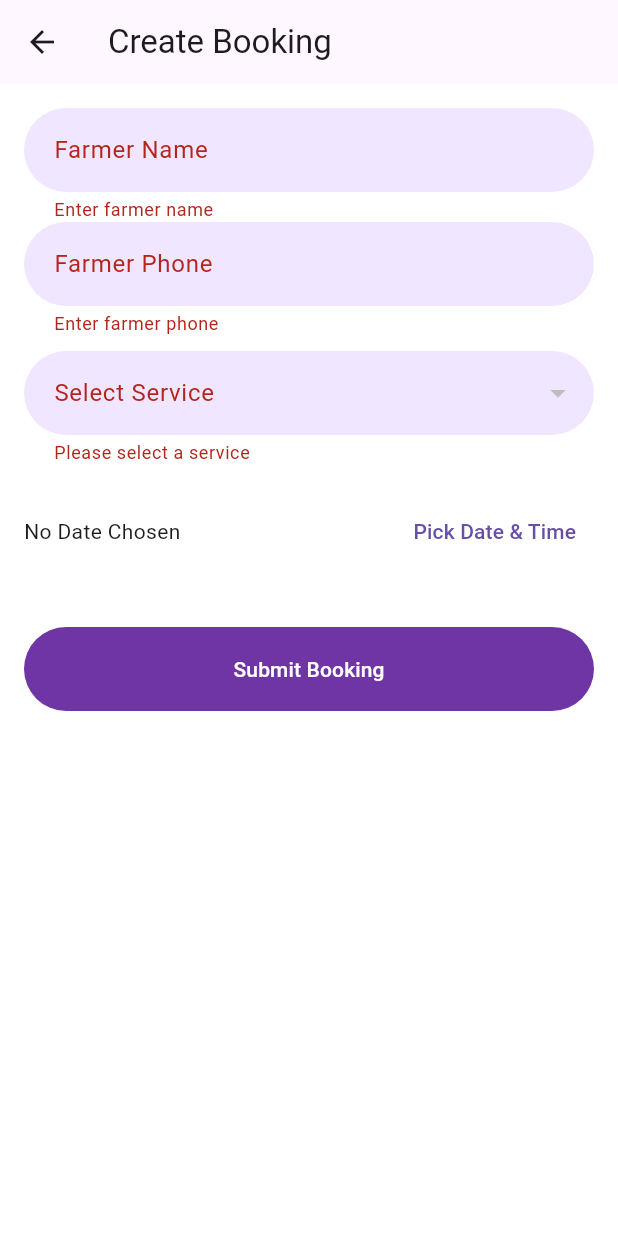
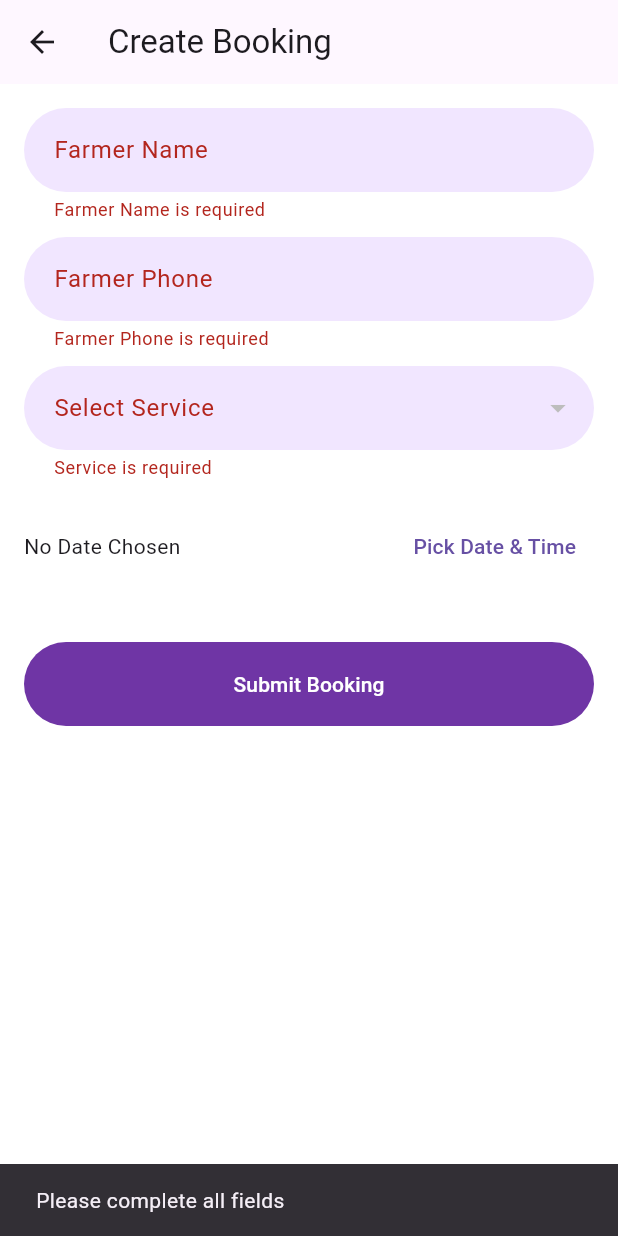
Before and after one commit to itz-govind19/FlutterFrontAppMobile, a Flutter app: the BookingPage screen opened directly, after a tap on "Submit Booking", on a phone screen of 412 x 824 dp. Run offline on Flutter 3.47's test engine with Material 3 defaults, Android fonts, the phone set to English and light mode, and no system bars; our stand-ins replace flutter_dotenv, flutter_svg, jwt_decoder, shared_preferences; missing offline and left inert: flutter_auth; accounts and stored records are empty; network calls fail.

```diff
--- a/myapp/lib/Screens/User/pages/booking_page.dart
+++ b/myapp/lib/Screens/User/pages/booking_page.dart
@@ -18,7 +18,6 @@ class _BookingPageState extends State<BookingPage> {
   // Controllers
   final TextEditingController _farmerNameController = TextEditingController();
   final TextEditingController _farmerPhoneController = TextEditingController();
-
   final TextEditingController _acresController = TextEditingController();
   final TextEditingController _guntasController = TextEditingController();
   final TextEditingController _hoursController = TextEditingController();
@@ -28,13 +27,14 @@ class _BookingPageState extends State<BookingPage> {
 
   DateTime? _expectedDate;
   int? _selectedServiceId;
-  int _vehicleId = 1; // Hardcoded for now
+  int _vehicleId = 1;
 
   List<Map<String, dynamic>> services = [];
-  List<String> _unitTypeOptions = []; // Unit types fetched from DB
+  List<String> _unitTypeOptions = [];
   String? _selectedUnitType;
 
   bool _loading = false;
+  bool _isEdited = false;
 
   @override
   void initState() {
@@ -61,9 +61,8 @@ class _BookingPageState extends State<BookingPage> {
 
       if (rates.isNotEmpty) {
         setState(() {
-          // Populate unit types dynamically
           _unitTypeOptions = rates.map((r) => r.unitType).toSet().toList();
-          _selectedUnitType = null; // Reset selected unit type
+          _selectedUnitType = null;
         });
       }
     } catch (e) {
@@ -76,6 +75,9 @@ class _BookingPageState extends State<BookingPage> {
         _expectedDate == null ||
         _selectedServiceId == null ||
         _selectedUnitType == null) {
+      ScaffoldMessenger.of(context).showSnackBar(
+        const SnackBar(content: Text("Please complete all fields")),
+      );
       return;
     }
 
@@ -101,6 +103,15 @@ class _BookingPageState extends State<BookingPage> {
       ScaffoldMessenger.of(context).showSnackBar(
         const SnackBar(content: Text("Booking created successfully")),
       );
+      _resetForm();
+    } else {
+      ScaffoldMessenger.of(context).showSnackBar(
+        const SnackBar(content: Text("Failed to create booking")),
+      );
+    }
+  }
+
+  void _resetForm() {
     _formKey.currentState!.reset();
     _farmerNameController.clear();
     _farmerPhoneController.clear();
@@ -110,17 +121,14 @@ class _BookingPageState extends State<BookingPage> {
     _minutesController.clear();
     _kmController.clear();
     _meterController.clear();
+
     setState(() {
       _expectedDate = null;
       _selectedServiceId = null;
       _selectedUnitType = null;
       _unitTypeOptions.clear();
+      _isEdited = false;
     });
-    } else {
-      ScaffoldMessenger.of(context).showSnackBar(
-        const SnackBar(content: Text("Failed to create booking")),
-      );
-    }
   }
 
   Future<void> _pickDate(BuildContext context) async {
@@ -147,14 +155,48 @@ class _BookingPageState extends State<BookingPage> {
             pickedTime.hour,
             pickedTime.minute,
           );
+          _isEdited = true;
         });
       }
     }
   }
 
+  Future<bool> _onWillPop() async {
+    if (!_isEdited) return true;
+
+    return await showDialog<bool>(
+      context: context,
+      builder: (context) => AlertDialog(
+        title: const Text("Unsaved Changes"),
+        content: const Text("Are you sure you want to leave? Unsaved data will be lost."),
+        actions: [
+          TextButton(
+            onPressed: () => Navigator.of(context).pop(false),
+            child: const Text("Cancel"),
+          ),
+          TextButton(
+            onPressed: () => Navigator.of(context).pop(true),
+            child: const Text("Leave"),
+          ),
+        ],
+      ),
+    ) ??
+        false;
+  }
+
+  void _markEdited() {
+    if (!_isEdited) {
+      setState(() {
+        _isEdited = true;
+      });
+    }
+  }
+
   @override
   Widget build(BuildContext context) {
-    return Scaffold(
+    return WillPopScope(
+      onWillPop: _onWillPop,
+      child: Scaffold(
         appBar: AppBar(title: const Text("Create Booking")),
         body: _loading
             ? const Center(child: CircularProgressIndicator())
@@ -162,30 +204,22 @@ class _BookingPageState extends State<BookingPage> {
           padding: const EdgeInsets.all(16.0),
           child: Form(
             key: _formKey,
+            onChanged: _markEdited,
             child: ListView(
               children: [
-              // Farmer name
                 TextFormField(
                   controller: _farmerNameController,
-                decoration:
-                const InputDecoration(labelText: "Farmer Name"),
-                validator: (val) =>
-                val!.isEmpty ? "Enter farmer name" : null,
+                  decoration: const InputDecoration(labelText: "Farmer Name"),
+                  validator: (val) => val!.isEmpty ? "Farmer Name is required" : null,
                 ),
-
-              // Farmer phone
+                const SizedBox(height: 10),
                 TextFormField(
                   controller: _farmerPhoneController,
-                decoration:
-                const InputDecoration(labelText: "Farmer Phone"),
+                  decoration: const InputDecoration(labelText: "Farmer Phone"),
                   keyboardType: TextInputType.phone,
-                validator: (val) =>
-                val!.isEmpty ? "Enter farmer phone" : null,
+                  validator: (val) => val!.isEmpty ? "Farmer Phone is required" : null,
                 ),
-
                 const SizedBox(height: 10),
-
-              // Service dropdown
                 DropdownButtonFormField<int>(
                   value: _selectedServiceId,
                   items: services.map((s) {
@@ -203,16 +237,12 @@ class _BookingPageState extends State<BookingPage> {
                     if (val != null) {
                       _fetchRateByService(val);
                     }
+                    _markEdited();
                   },
-                decoration:
-                const InputDecoration(labelText: "Select Service"),
-                validator: (val) =>
-                val == null ? "Please select a service" : null,
+                  decoration: const InputDecoration(labelText: "Select Service"),
+                  validator: (val) => val == null ? "Service is required" : null,
                 ),
-
                 const SizedBox(height: 10),
-
-              // Unit type dropdown
                 if (_unitTypeOptions.isNotEmpty)
                   DropdownButtonFormField<String>(
                     value: _selectedUnitType,
@@ -223,27 +253,20 @@ class _BookingPageState extends State<BookingPage> {
                       );
                     }).toList(),
                     onChanged: (val) {
-                    setState(() {
-                      _selectedUnitType = val;
-                    });
+                      setState(() => _selectedUnitType = val);
+                      _markEdited();
                     },
-                  decoration:
-                  const InputDecoration(labelText: "Select Unit Type"),
-                  validator: (val) =>
-                  val == null ? "Please select unit type" : null,
+                    decoration: const InputDecoration(labelText: "Select Unit Type"),
+                    validator: (val) => val == null ? "Unit Type is required" : null,
                   ),
-
                 const SizedBox(height: 10),
-
-              // Date Picker with Time
                 Row(
                   children: [
                     Expanded(
                       child: Text(
                         _expectedDate == null
                             ? "No Date Chosen"
-                          : DateFormat("yyyy-MM-dd HH:mm")
-                          .format(_expectedDate!),
+                            : DateFormat("yyyy-MM-dd HH:mm").format(_expectedDate!),
                       ),
                     ),
                     TextButton(
@@ -252,19 +275,14 @@ class _BookingPageState extends State<BookingPage> {
                     ),
                   ],
                 ),
-
                 const SizedBox(height: 20),
-
-              // Conditional fields with UNIT HEADER (ALL SIDE BY SIDE)
                 if (_selectedUnitType != null) ...[
                   Text(
                     "Unit: $_selectedUnitType",
-                  style: const TextStyle(
-                      fontSize: 16, fontWeight: FontWeight.bold),
+                    style: const TextStyle(fontSize: 16, fontWeight: FontWeight.bold),
                   ),
                   const SizedBox(height: 10),
                 ],
-
                 if (_selectedUnitType == "AREA") ...[
                   Row(
                     children: [
@@ -273,6 +291,8 @@ class _BookingPageState extends State<BookingPage> {
                           controller: _acresController,
                           decoration: const InputDecoration(labelText: "Acres"),
                           keyboardType: TextInputType.number,
+                          validator: (val) =>
+                          val!.isEmpty ? "Acres is required" : null,
                         ),
                       ),
                       const SizedBox(width: 10),
@@ -281,6 +301,8 @@ class _BookingPageState extends State<BookingPage> {
                           controller: _guntasController,
                           decoration: const InputDecoration(labelText: "Guntas"),
                           keyboardType: TextInputType.number,
+                          validator: (val) =>
+                          val!.isEmpty ? "Guntas is required" : null,
                         ),
                       ),
                     ],
@@ -293,6 +315,8 @@ class _BookingPageState extends State<BookingPage> {
                           controller: _hoursController,
                           decoration: const InputDecoration(labelText: "Hours"),
                           keyboardType: TextInputType.number,
+                          validator: (val) =>
+                          val!.isEmpty ? "Hours is required" : null,
                         ),
                       ),
                       const SizedBox(width: 10),
@@ -301,6 +325,8 @@ class _BookingPageState extends State<BookingPage> {
                           controller: _minutesController,
                           decoration: const InputDecoration(labelText: "Minutes"),
                           keyboardType: TextInputType.number,
+                          validator: (val) =>
+                          val!.isEmpty ? "Minutes is required" : null,
                         ),
                       ),
                     ],
@@ -311,9 +337,10 @@ class _BookingPageState extends State<BookingPage> {
                       Expanded(
                         child: TextFormField(
                           controller: _kmController,
-                        decoration:
-                        const InputDecoration(labelText: "Kilometers"),
+                          decoration: const InputDecoration(labelText: "Kilometers"),
                           keyboardType: TextInputType.number,
+                          validator: (val) =>
+                          val!.isEmpty ? "Kilometers is required" : null,
                         ),
                       ),
                       const SizedBox(width: 10),
@@ -322,14 +349,14 @@ class _BookingPageState extends State<BookingPage> {
                           controller: _meterController,
                           decoration: const InputDecoration(labelText: "Meters"),
                           keyboardType: TextInputType.number,
+                          validator: (val) =>
+                          val!.isEmpty ? "Meters is required" : null,
                         ),
                       ),
                     ],
                   ),
                 ],
-
                 const SizedBox(height: 20),
-
                 ElevatedButton(
                   onPressed: _submitBooking,
                   child: const Text("Submit Booking"),
@@ -338,6 +365,7 @@ class _BookingPageState extends State<BookingPage> {
             ),
           ),
         ),
+      ),
     );
   }
 }
```
Lines whose indentation alone changed are shown as unchanged.
